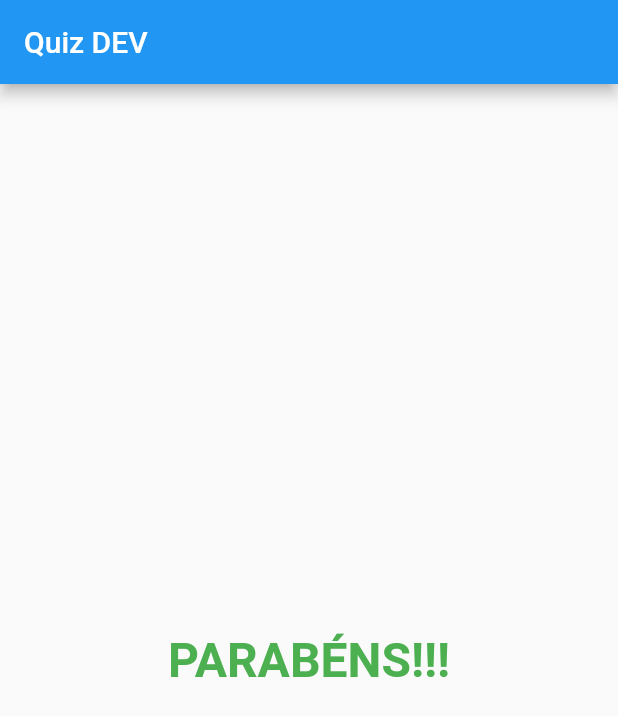
After one commit to airtonferreira/quiz-dev, a Flutter app: the screen it shows after launch, after a tap on "Align Items", after a tap on "video", on a phone screen of 412 x 824 dp. The commit adds this screen. Shown: the top 716 px of the screen. Run offline on Flutter 3.47's test engine with Material 2 defaults, Android fonts, the phone set to English and light mode, and no system bars; Roboto replaces fonts that are missing (Monaco).

Commit message:
create widget result

```diff
--- a/lib/main.dart
+++ b/lib/main.dart
@@ -1,5 +1,6 @@
 import 'package:flutter/material.dart';
 import 'package:projeto_quiz/response.dart';
+import 'package:projeto_quiz/result.dart';
 import './question.dart';
 
 main() => runApp(QuizApp());
@@ -46,16 +47,7 @@ class _QuizAppState extends State<QuizApp> {
                         .toList(),
                   ],
                 )
-              : Center(
-                  child: Text(
-                    'PARABÉNS!!!',
-                    style: TextStyle(
-                        fontSize: 32,
-                        fontFamily: 'Monaco',
-                        color: Colors.green,
-                        fontWeight: FontWeight.bold),
-                  ),
-                )),
+              : Result()),
       debugShowCheckedModeBanner: false,
     );
   }
--- /dev/null
+++ b/lib/result.dart
@@ -0,0 +1,18 @@
+import 'package:flutter/material.dart';
+
+class Result extends StatelessWidget {
+  Result();
+  @override
+  Widget build(BuildContext context) {
+    return Center(
+      child: Text(
+        'PARABÉNS!!!',
+        style: TextStyle(
+            fontSize: 32,
+            fontFamily: 'Monaco',
+            color: Colors.green,
+            fontWeight: FontWeight.bold),
+      ),
+    );
+  }
+}
```
